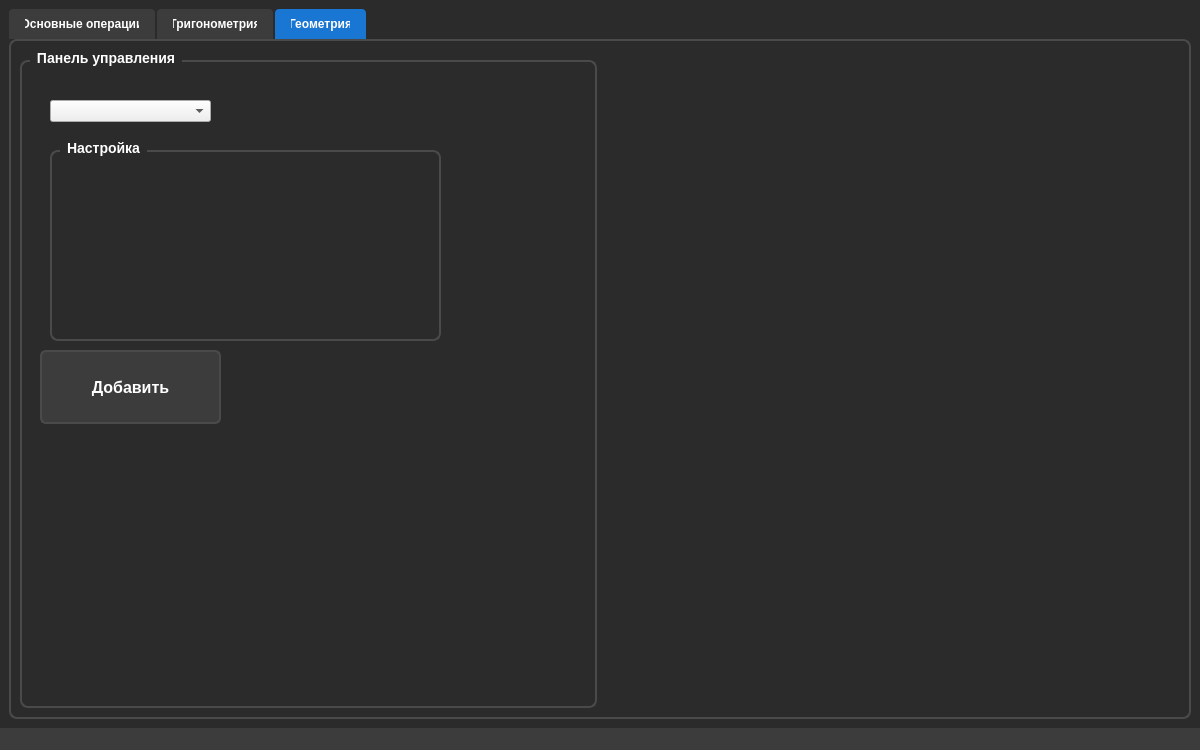
Shamsudinov/Scientific-Calculator, file mainwindow.ui: the form before one commit.
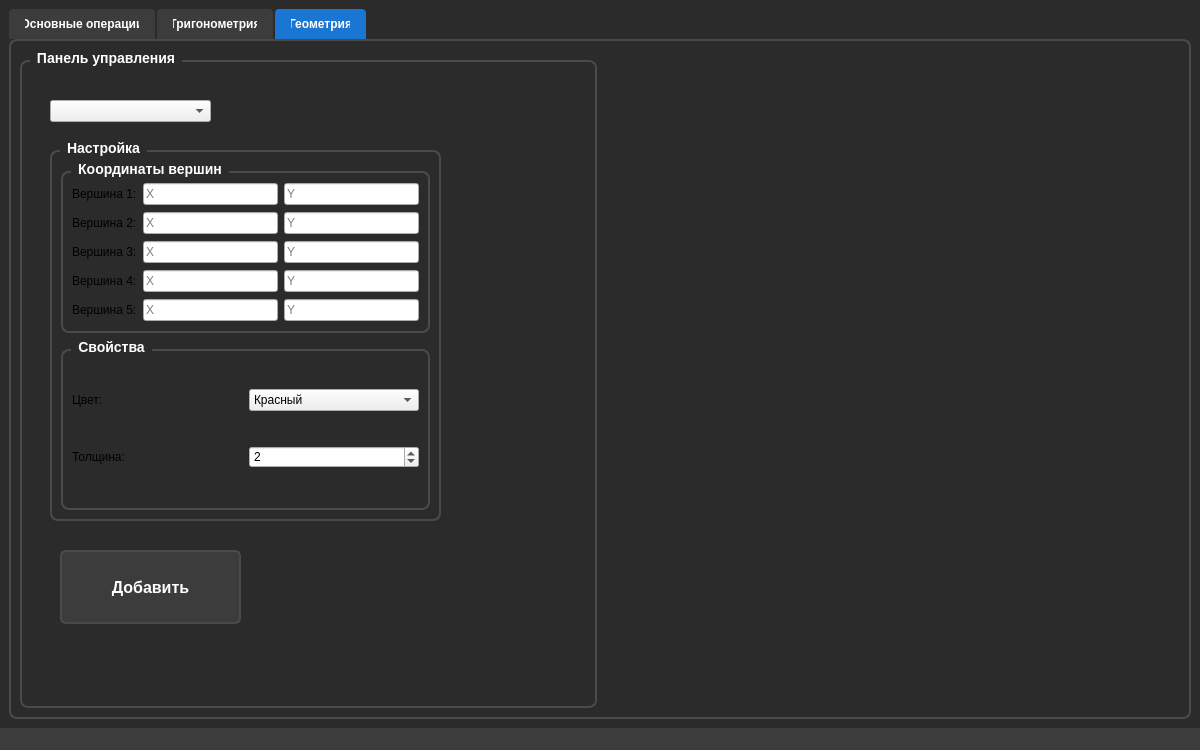
The form after the commit. Custom widgets are drawn as their Qt base class.

Commit message:
координаты
Добавлены поля для ввода координат фигур.

What changed in the file:
```diff
--- a/mainwindow.ui
+++ b/mainwindow.ui
@@ -978,8 +978,8 @@
           <widget class="QPushButton" name="pushButton">
            <property name="geometry">
             <rect>
-             <x>20</x>
-             <y>300</y>
+             <x>40</x>
+             <y>500</y>
              <width>181</width>
              <height>74</height>
             </rect>
@@ -1004,12 +1004,193 @@
              <x>30</x>
              <y>90</y>
              <width>391</width>
-             <height>201</height>
+             <height>381</height>
             </rect>
            </property>
            <property name="title">
             <string>Настройка</string>
            </property>
+           <layout class="QVBoxLayout" name="verticalLayout_shape_settings">
+            <item>
+             <widget class="QGroupBox" name="gbox_coordinates">
+              <property name="title">
+               <string>Координаты вершин</string>
+              </property>
+              <layout class="QGridLayout" name="gridLayout_coords">
+               <item row="0" column="0">
+                <widget class="QLabel" name="label_vertex1">
+                 <property name="text">
+                  <string>Вершина 1:</string>
+                 </property>
+                </widget>
+               </item>
+               <item row="0" column="1">
+                <widget class="QLineEdit" name="edit_x1">
+                 <property name="placeholderText">
+                  <string>X</string>
+                 </property>
+                </widget>
+               </item>
+               <item row="0" column="2">
+                <widget class="QLineEdit" name="edit_y1">
+                 <property name="placeholderText">
+                  <string>Y</string>
+                 </property>
+                </widget>
+               </item>
+               <item row="1" column="0">
+                <widget class="QLabel" name="label_vertex2">
+                 <property name="text">
+                  <string>Вершина 2:</string>
+                 </property>
+                </widget>
+               </item>
+               <item row="1" column="1">
+                <widget class="QLineEdit" name="edit_x2">
+                 <property name="placeholderText">
+                  <string>X</string>
+                 </property>
+                </widget>
+               </item>
+               <item row="1" column="2">
+                <widget class="QLineEdit" name="edit_y2">
+                 <property name="placeholderText">
+                  <string>Y</string>
+                 </property>
+                </widget>
+               </item>
+               <item row="2" column="0">
+                <widget class="QLabel" name="label_vertex3">
+                 <property name="text">
+                  <string>Вершина 3:</string>
+                 </property>
+                </widget>
+               </item>
+               <item row="2" column="1">
+                <widget class="QLineEdit" name="edit_x3">
+                 <property name="placeholderText">
+                  <string>X</string>
+                 </property>
+                </widget>
+               </item>
+               <item row="2" column="2">
+                <widget class="QLineEdit" name="edit_y3">
+                 <property name="placeholderText">
+                  <string>Y</string>
+                 </property>
+                </widget>
+               </item>
+               <item row="3" column="0">
+                <widget class="QLabel" name="label_vertex4">
+                 <property name="text">
+                  <string>Вершина 4:</string>
+                 </property>
+                </widget>
+               </item>
+               <item row="3" column="1">
+                <widget class="QLineEdit" name="edit_x4">
+                 <property name="placeholderText">
+                  <string>X</string>
+                 </property>
+                </widget>
+               </item>
+               <item row="3" column="2">
+                <widget class="QLineEdit" name="edit_y4">
+                 <property name="placeholderText">
+                  <string>Y</string>
+                 </property>
+                </widget>
+               </item>
+               <item row="4" column="0">
+                <widget class="QLabel" name="label_vertex5">
+                 <property name="text">
+                  <string>Вершина 5:</string>
+                 </property>
+                </widget>
+               </item>
+               <item row="4" column="1">
+                <widget class="QLineEdit" name="edit_x5">
+                 <property name="placeholderText">
+                  <string>X</string>
+                 </property>
+                </widget>
+               </item>
+               <item row="4" column="2">
+                <widget class="QLineEdit" name="edit_y5">
+                 <property name="placeholderText">
+                  <string>Y</string>
+                 </property>
+                </widget>
+               </item>
+              </layout>
+             </widget>
+            </item>
+            <item>
+             <widget class="QGroupBox" name="gbox_properties">
+              <property name="title">
+               <string>Свойства</string>
+              </property>
+              <layout class="QGridLayout" name="gridLayout_props">
+               <item row="0" column="0">
+                <widget class="QLabel" name="label_color">
+                 <property name="text">
+                  <string>Цвет:</string>
+                 </property>
+                </widget>
+               </item>
+               <item row="0" column="1">
+                <widget class="QComboBox" name="cbox_color">
+                 <item>
+                  <property name="text">
+                   <string>Красный</string>
+                  </property>
+                 </item>
+                 <item>
+                  <property name="text">
+                   <string>Зеленый</string>
+                  </property>
+                 </item>
+                 <item>
+                  <property name="text">
+                   <string>Синий</string>
+                  </property>
+                 </item>
+                 <item>
+                  <property name="text">
+                   <string>Желтый</string>
+                  </property>
+                 </item>
+                 <item>
+                  <property name="text">
+                   <string>Черный</string>
+                  </property>
+                 </item>
+                </widget>
+               </item>
+               <item row="1" column="0">
+                <widget class="QLabel" name="label_thickness">
+                 <property name="text">
+                  <string>Толщина:</string>
+                 </property>
+                </widget>
+               </item>
+               <item row="1" column="1">
+                <widget class="QSpinBox" name="spin_thickness">
+                 <property name="minimum">
+                  <number>1</number>
+                 </property>
+                 <property name="maximum">
+                  <number>10</number>
+                 </property>
+                 <property name="value">
+                  <number>2</number>
+                 </property>
+                </widget>
+               </item>
+              </layout>
+             </widget>
+            </item>
+           </layout>
           </widget>
          </widget>
         </item>
```
The commit also changes 2 other files.
